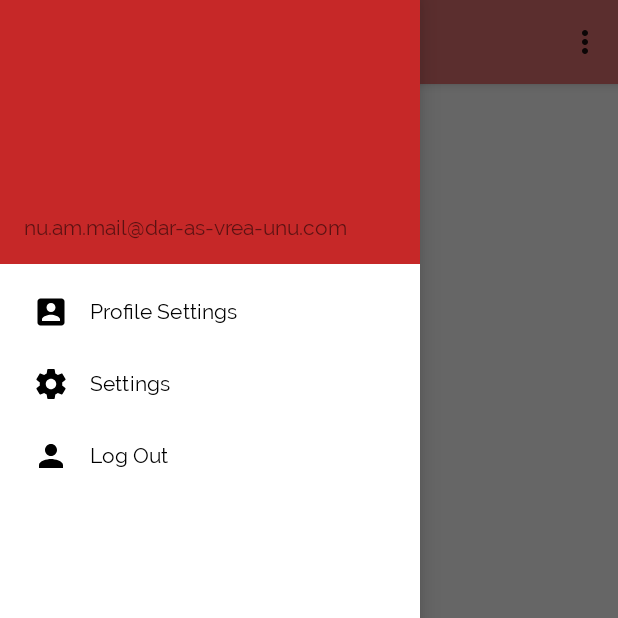
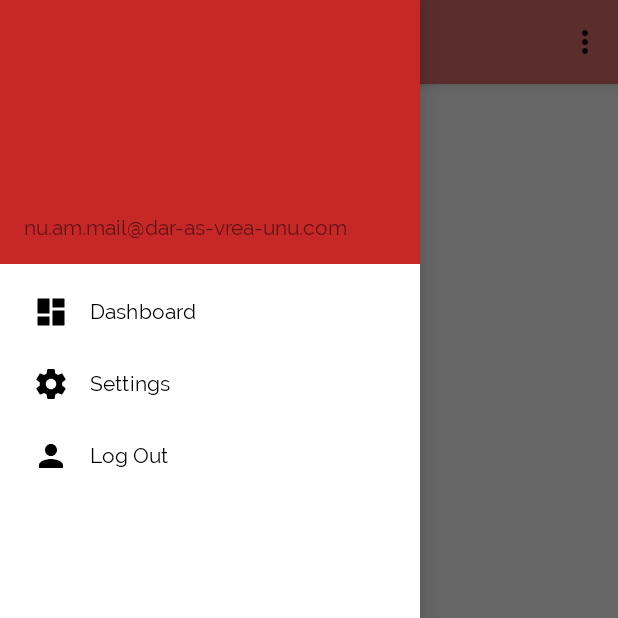
Before and after one commit to taralesca/RepelApp, an Android app: the screen it shows after launch once a user with an empty profile is signed in (MainUserActivity), with the side drawer open, on a phone screen of 412 x 824 dp, the top half of it. Run offline under Robolectric (Android 15) with nearby library versions, the phone set to English and light mode, and no system bars; our stand-ins replace Firebase (no records; nobody signed in at launch, a user with empty details on screens opened directly); 2 statements that could not run were skipped.

Commit message:
[NIGHTLY] Change from activities to fragments

```diff
--- a/app/src/main/AndroidManifest.xml
+++ b/app/src/main/AndroidManifest.xml
@@ -16,7 +16,7 @@
         android:supportsRtl="true"
         android:theme="@style/AppTheme"
         tools:ignore="GoogleAppIndexingWarning">
-        <activity android:name=".MainAdminActivity"></activity>
+        <activity android:name=".MainAdminActivity" />
         <activity
             android:name=".QuestionDetailActivity"
             android:label="@string/title_activity_question_detail"
--- /dev/null
+++ b/app/src/main/java/com/valiant/repel/DashboardFragment.java
@@ -0,0 +1,125 @@
+package com.valiant.repel;
+
+import android.content.Context;
+import android.net.Uri;
+import android.os.Bundle;
+
+import androidx.fragment.app.Fragment;
+import androidx.viewpager.widget.ViewPager;
+
+import android.view.LayoutInflater;
+import android.view.View;
+import android.view.ViewGroup;
+
+import com.google.android.material.tabs.TabLayout;
+
+
+
+/**
+ * A simple {@link Fragment} subclass.
+ * Activities that contain this fragment must implement the
+ * {@link DashboardFragment.OnFragmentInteractionListener} interface
+ * to handle interaction events.
+ * Use the {@link DashboardFragment#newInstance} factory method to
+ * create an instance of this fragment.
+ */
+public class DashboardFragment extends Fragment {
+    // TODO: Rename parameter arguments, choose names that match
+    // the fragment initialization parameters, e.g. ARG_ITEM_NUMBER
+    private static final String ARG_PARAM1 = "param1";
+    private static final String ARG_PARAM2 = "param2";
+
+    // TODO: Rename and change types of parameters
+    private String mParam1;
+    private String mParam2;
+
+    private OnFragmentInteractionListener mListener;
+
+    public DashboardFragment() {
+        // Required empty public constructor
+    }
+
+    /**
+     * Use this factory method to create a new instance of
+     * this fragment using the provided parameters.
+     *
+     * @param param1 Parameter 1.
+     * @param param2 Parameter 2.
+     * @return A new instance of fragment DashboardFragment.
+     */
+    // TODO: Rename and change types and number of parameters
+    public static DashboardFragment newInstance(String param1, String param2) {
+        DashboardFragment fragment = new DashboardFragment();
+        Bundle args = new Bundle();
+        args.putString(ARG_PARAM1, param1);
+        args.putString(ARG_PARAM2, param2);
+        fragment.setArguments(args);
+        return fragment;
+    }
+
+    @Override
+    public void onCreate(Bundle savedInstanceState) {
+        super.onCreate(savedInstanceState);
+        if (getArguments() != null) {
+            mParam1 = getArguments().getString(ARG_PARAM1);
+            mParam2 = getArguments().getString(ARG_PARAM2);
+        }
+    }
+
+    @Override
+    public View onCreateView(LayoutInflater inflater, ViewGroup container,
+                             Bundle savedInstanceState) {
+
+        View view = inflater.inflate(R.layout.fragment_dashboard, container, false);
+        FragmentTabAdapter tabAdapter;
+        TabLayout tabLayout = (TabLayout) view.findViewById(R.id.tablayout);
+        ViewPager viewPager = (ViewPager) view.findViewById(R.id.viewpager);
+        tabAdapter = new FragmentTabAdapter(getChildFragmentManager());
+        tabAdapter.addFragment(new RecentQuestionsFragment(), "Recent");
+        tabAdapter.addFragment(new TopQuestionsFragment(), "Top");
+        viewPager.setAdapter(tabAdapter);
+        tabLayout.setupWithViewPager(viewPager);
+
+        // Inflate the layout for this fragment
+        return view;
+    }
+
+    // TODO: Rename method, update argument and hook method into UI event
+    public void onButtonPressed(Uri uri) {
+        if (mListener != null) {
+            mListener.onFragmentInteraction(uri);
+        }
+    }
+
+    @Override
+    public void onAttach(Context context) {
+        super.onAttach(context);
+        if (context instanceof OnFragmentInteractionListener) {
+            mListener = (OnFragmentInteractionListener) context;
+        } else {
+            throw new RuntimeException(context.toString()
+                    + " must implement OnFragmentInteractionListener");
+        }
+    }
+
+    @Override
+    public void onDetach() {
+        super.onDetach();
+        mListener = null;
+    }
+
+    /**
+     * This interface must be implemented by activities that contain this
+     * fragment to allow an interaction in this fragment to be communicated
+     * to the activity and potentially other fragments contained in that
+     * activity.
+     * <p>
+     * See the Android Training lesson <a href=
+     * "http://developer.android.com/training/basics/fragments/communicating.html"
+     * >Communicating with Other Fragments</a> for more information.
+     */
+    public interface OnFragmentInteractionListener {
+        // TODO: Update argument type and name
+        void onFragmentInteraction(Uri uri);
+    }
+}
--- a/app/src/main/java/com/valiant/repel/MainUserActivity.java
+++ b/app/src/main/java/com/valiant/repel/MainUserActivity.java
@@ -12,6 +12,7 @@ import androidx.appcompat.app.AppCompatActivity;
 import androidx.appcompat.widget.Toolbar;
 import androidx.core.view.GravityCompat;
 import androidx.drawerlayout.widget.DrawerLayout;
+import androidx.fragment.app.FragmentTransaction;
 import androidx.viewpager.widget.ViewPager;
 
 import com.google.android.gms.tasks.OnCompleteListener;
@@ -81,6 +82,13 @@ public class MainUserActivity extends AppCompatActivity
         NavigationView navigationView = (NavigationView) findViewById(R.id.nav_view);
         navigationView.setNavigationItemSelectedListener(this);
 
+
+        FragmentTransaction ft = getSupportFragmentManager().beginTransaction();
+        ft.add(R.id.container, new DashboardFragment());
+        ft.addToBackStack("tag_back");
+        ft.commit();
+
+
         FragmentTabAdapter tabAdapter;
         TabLayout tabLayout = (TabLayout) findViewById(R.id.tablayout);
         ViewPager viewPager = (ViewPager) findViewById(R.id.viewpager);
@@ -117,9 +125,9 @@ public class MainUserActivity extends AppCompatActivity
         int id = item.getItemId();
 
         //noinspection SimplifiableIfStatement
-        if (id == R.id.action_settings) {
-            return true;
-        }
+//        if (id == R.id.action_settings) {
+//            return true;
+//        }
 
         return super.onOptionsItemSelected(item);
     }
@@ -138,7 +146,6 @@ public class MainUserActivity extends AppCompatActivity
             toLoginActivity();
         }
 
-
         DrawerLayout drawer = (DrawerLayout) findViewById(R.id.drawer_layout);
         drawer.closeDrawer(GravityCompat.START);
         return true;
--- a/app/src/main/java/com/valiant/repel/QuestionListFragment.java
+++ b/app/src/main/java/com/valiant/repel/QuestionListFragment.java
@@ -56,7 +56,7 @@ public abstract class QuestionListFragment extends Fragment {
         // Set up FirebaseRecyclerAdapter with the Query
         /*
         Query questionsQuery = database
-                .collection("questions")
+                .collection("DashboardFragment")
                 .orderBy("creationDate");
         */
         final Query questionsQuery = getQuery(database);
@@ -74,7 +74,7 @@ public abstract class QuestionListFragment extends Fragment {
 
             @Override
             protected void onBindViewHolder(@NonNull QuestionViewHolder viewHolder, int position, @NonNull Question model) {
-//                final FirebaseFirestore questionRef = database.collection("questions").get(position);
+//                final FirebaseFirestore questionRef = database.collection("DashboardFragment").get(position);
 
                 // Set click listener for the whole post view
                 final String postKey = getSnapshots().getSnapshot(position).getReference().getId();
--- a/app/src/main/java/com/valiant/repel/RecentQuestionsFragment.java
+++ b/app/src/main/java/com/valiant/repel/RecentQuestionsFragment.java
@@ -11,7 +11,7 @@ public class RecentQuestionsFragment extends QuestionListFragment {
     @Override
     public Query getQuery(FirebaseFirestore databaseReference) {
         Query questionsQuery = databaseReference
-                .collection("questions")
+                .collection("DashboardFragment")
                 .orderBy("creationDate")
                 .limit(100);
         return  questionsQuery;
--- a/app/src/main/java/com/valiant/repel/TopQuestionsFragment.java
+++ b/app/src/main/java/com/valiant/repel/TopQuestionsFragment.java
@@ -11,7 +11,7 @@ public class TopQuestionsFragment extends QuestionListFragment {
     @Override
     public Query getQuery(FirebaseFirestore databaseReference) {
         Query questionsQuery = databaseReference
-                .collection("questions")
+                .collection("DashboardFragment")
                 .orderBy("starCount")
                 .limit(100);
         return  questionsQuery;
--- /dev/null
+++ b/app/src/main/res/drawable/ic_dashboard.xml
@@ -0,0 +1,9 @@
+<vector xmlns:android="http://schemas.android.com/apk/res/android"
+        android:width="24dp"
+        android:height="24dp"
+        android:viewportWidth="24.0"
+        android:viewportHeight="24.0">
+    <path
+        android:fillColor="#FF000000"
+        android:pathData="M3,13h8L11,3L3,3v10zM3,21h8v-6L3,15v6zM13,21h8L21,11h-8v10zM13,3v6h8L21,3h-8z"/>
+</vector>
--- a/app/src/main/res/menu/activity_main_admin_drawer.xml
+++ b/app/src/main/res/menu/activity_main_admin_drawer.xml
@@ -24,9 +24,9 @@
         android:checkableBehavior="single"
         android:id="@+id/menu_bottom">
         <item
-            android:id="@+id/nav_users"
-            android:icon="@drawable/ic_users"
-            android:title="Users" />
+            android:id="@+id/nav_dashboard"
+            android:icon="@drawable/ic_dashboard"
+            android:title="Dashboard" />
         <item
             android:id="@+id/nav_postquestion"
             android:icon="@drawable/ic_menu_send"
--- a/app/src/main/res/menu/activity_main_user_drawer.xml
+++ b/app/src/main/res/menu/activity_main_user_drawer.xml
@@ -24,9 +24,9 @@
         android:checkableBehavior="single"
         android:id="@+id/menu_bottom">
         <item
-            android:id="@+id/nav_profilesettings"
-            android:icon="@drawable/ic_profilesettings"
-            android:title="Profile Settings" />
+            android:id="@+id/nav_dashboard"
+            android:icon="@drawable/ic_dashboard"
+            android:title="Dashboard" />
         <item
             android:id="@+id/nav_settings"
             android:icon="@drawable/ic_settings"
--- a/app/src/main/res/values/dimens.xml
+++ b/app/src/main/res/values/dimens.xml
@@ -4,5 +4,6 @@
     <dimen name="activity_vertical_margin">16dp</dimen>
     <dimen name="nav_header_vertical_spacing">8dp</dimen>
     <dimen name="nav_header_height">176dp</dimen>
+    <dimen name="fab_margin">16dp</dimen>
     <!--<dimen name="fab_margin">16dp</dimen>-->
 </resources>
--- a/app/src/main/res/values/styles.xml
+++ b/app/src/main/res/values/styles.xml
@@ -7,15 +7,18 @@
         <item name="colorPrimaryDark">@color/colorPrimaryDark</item>
         <item name="colorAccent">@color/colorAccent</item>
         <!--<item name="android:windowBackground">@color/backgroundDark</item>-->
-        <item name="android:fontFamily"> @font/raleway</item>
+        <item name="android:fontFamily">@font/raleway</item>
     </style>
 
     <style name="AppTheme.NoActionBar">
         <item name="windowActionBar">false</item>
         <item name="windowNoTitle">true</item>
     </style>
+
     <style name="AppTheme.AppBarOverlay" parent="ThemeOverlay.MaterialComponents.ActionBar" />
+
     <style name="AppTheme.PopupOverlay" parent="ThemeOverlay.MaterialComponents" />
+
     <style name="AppTheme.ActionBarText" parent="android:TextAppearance">
         <item name="android:fontFamily">@font/fredoka_one</item>
         <item name="android:textSize">23sp</item>
```
Also changed, not shown: app/src/main/java/com/valiant/repel/PostQuestionFragment.java (added, +115 -0 lines), app/src/main/java/com/valiant/repel/QuestionDetailActivity.java (+6 -1 lines), app/src/main/res/layout/activity_main_admin.xml (+18 -0 lines), app/src/main/res/layout/activity_question_detail.xml (+8 -1 lines), app/src/main/res/layout/app_bar_main.xml (+6 -1 lines), app/src/main/res/layout/content_main.xml (+50 -32 lines), app/src/main/res/layout/fragment_dashboard.xml (added, +43 -0 lines), app/src/main/res/layout/fragment_post_question.xml (added, +57 -0 lines). Lines whose indentation alone changed are shown as unchanged.
